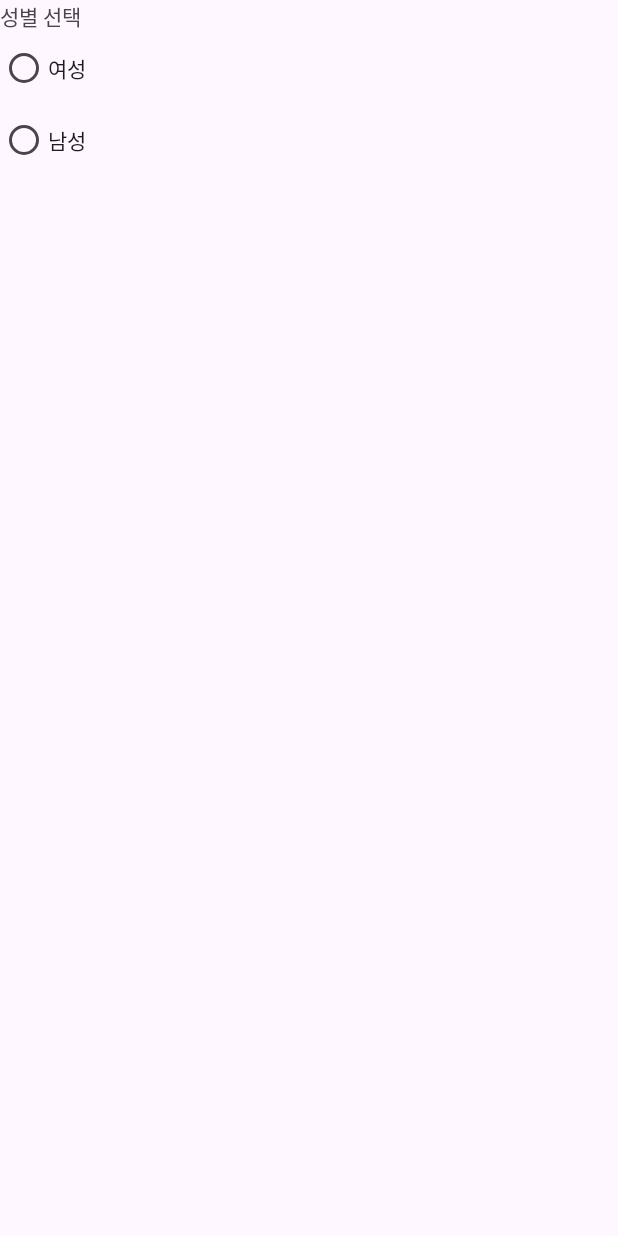
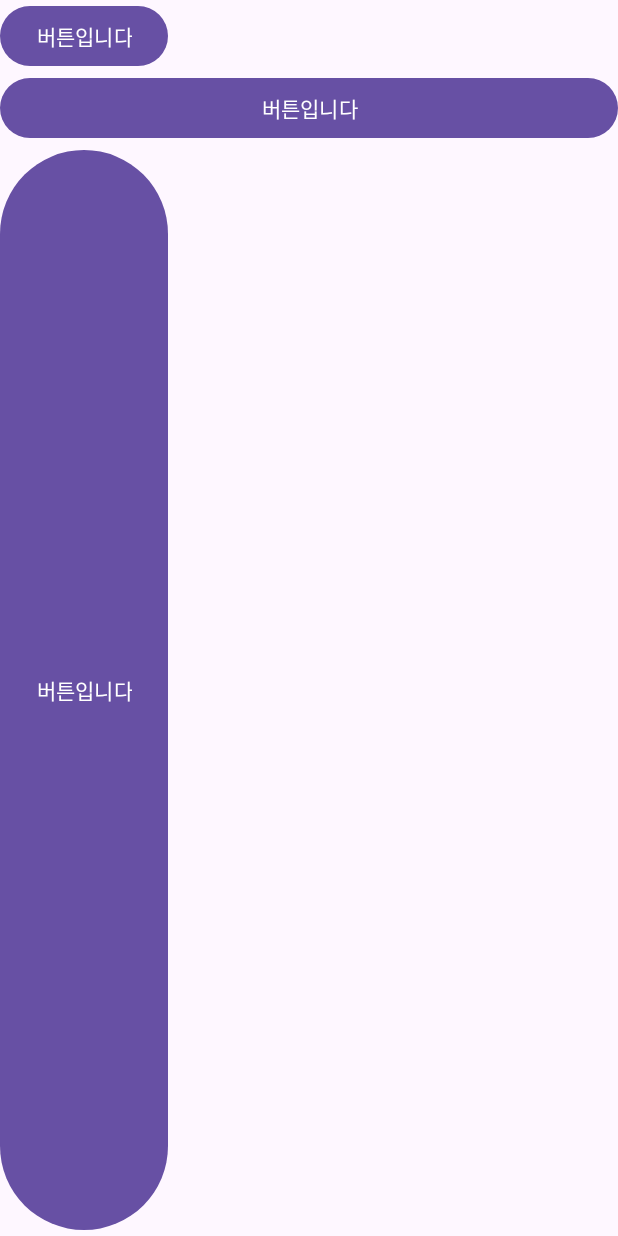
Before and after one commit to Barkyeongchan/Android_tutorial, an Android app: the screen it shows after launch (MainActivity), on a phone screen of 412 x 824 dp. Before the commit the screen is almost empty. Run offline under Robolectric (Android 15) with nearby library versions, the phone set to English and light mode, and no system bars.

Commit message:
layout_width, layout_height 속성 XML

```diff
--- a/app/src/main/res/layout/activity_main.xml
+++ b/app/src/main/res/layout/activity_main.xml
@@ -5,25 +5,28 @@
     xmlns:app="http://schemas.android.com/apk/res-auto"
     android:orientation="vertical">
 
-    <TextView
+    <Button
         android:layout_width="wrap_content"
         android:layout_height="wrap_content"
-        android:id="@+id/textView1"
-        android:text="성별 선택"
-        ></TextView>
+        android:text="버튼입니다"
+        ></Button>
 
-    <RadioButton
+    <Button
+        android:layout_width="match_parent"
+        android:layout_height="wrap_content"
+        android:text="버튼입니다"
+        ></Button>
+
+    <Button
         android:layout_width="wrap_content"
-        android:layout_height="wrap_content"
-        android:id="@+id/famale"
-        android:text="여성"
-        ></RadioButton>
+        android:layout_height="match_parent"
+        android:text="버튼입니다"
+        ></Button>
 
-    <RadioButton
-        android:layout_width="wrap_content"
-        android:layout_height="wrap_content"
-        android:id="@+id/male"
-        android:text="남성"
-        ></RadioButton>
+    <Button
+        android:layout_width="match_parent"
+        android:layout_height="match_parent"
+        android:text="버튼입니다"
+        ></Button>
 
 </LinearLayout>
```
